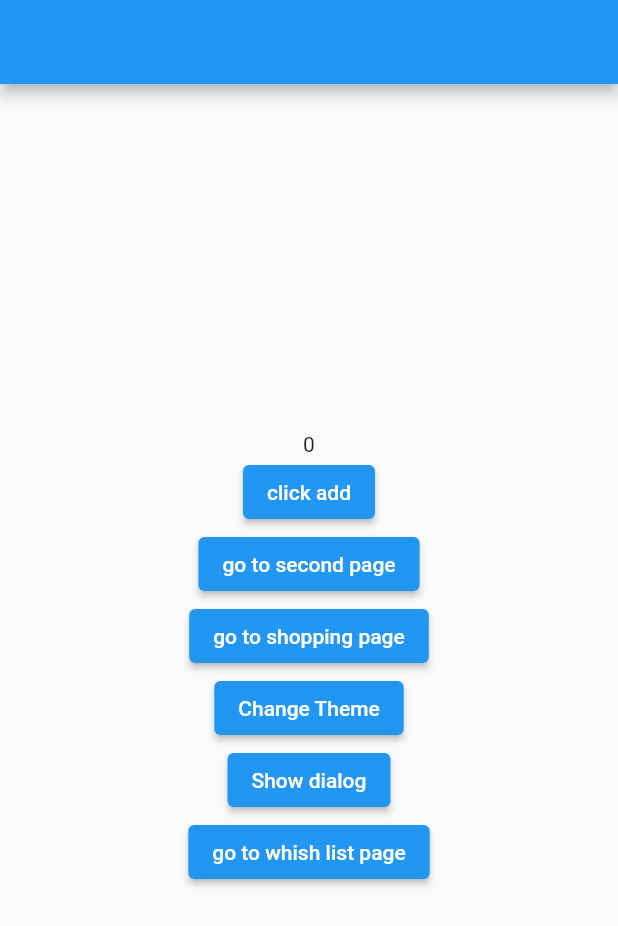
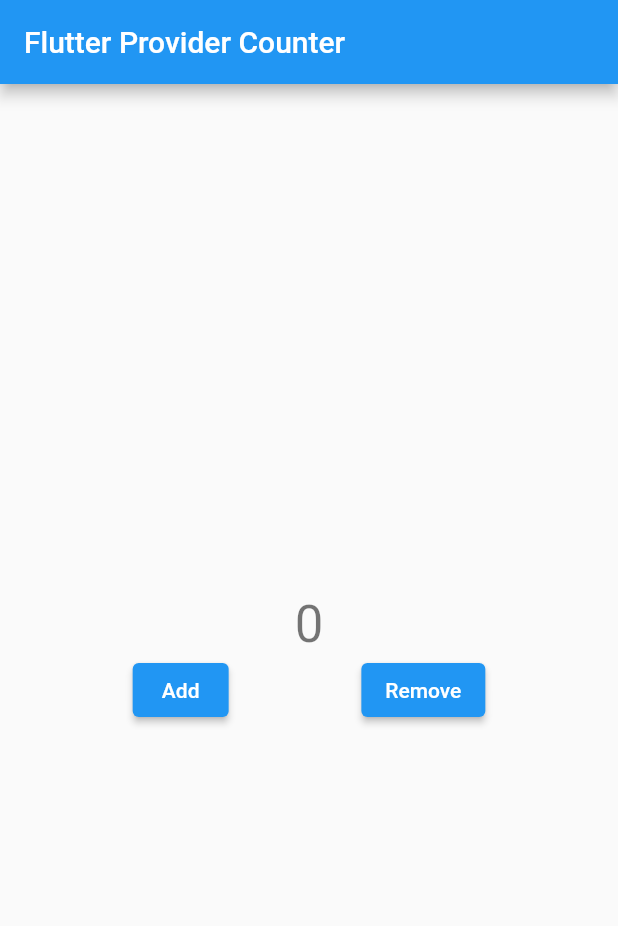
Before and after one commit to S-EmreCat/state-management-ex, a Flutter app: the screen it shows after launch, on a phone screen of 412 x 824 dp. Shown: the top 926 px of the screen. Run offline on Flutter 3.47's test engine with Material 2 defaults, Android fonts, the phone set to English and light mode, and no system bars; our stand-ins replace get.

Commit message:
provider simple count

```diff
--- a/lib/main.dart
+++ b/lib/main.dart
@@ -1,55 +1,16 @@
 import 'package:flutter/material.dart';
-import 'package:get/get.dart';
-import 'package:statemanagement/getx/bindings/shopping_binding.dart';
-import 'package:statemanagement/getx/bindings/wishlist_binding.dart';
-import 'package:statemanagement/getx/pages/getx_wishlist.dart';
-
-import 'getx/bindings/getx_page2_binding.dart';
-import 'getx/pages/getx_home.dart';
-import 'getx/bindings/getx_home_binding.dart';
-import 'getx/pages/getx_page2.dart';
-import 'getx/pages/getx_shopping_page.dart';
-import 'getx/pages/getx_wishlist_screen.dart';
+import 'package:statemanagement/provider/counter/counter_app.dart';
 
 void main() => runApp(const MyApp());
 
 class MyApp extends StatelessWidget {
-  const MyApp({Key? key}) : super(key: key);
+  const MyApp({super.key});
 
   @override
   Widget build(BuildContext context) {
-    return GetMaterialApp(
-      debugShowCheckedModeBanner: false,
-      initialRoute: "/",
-      initialBinding: MyGetxHomeBinding(),
-      home: GetxHome(),
-      getPages: [
-        GetPage(
-          name: "/",
-          page: () => GetxHome(),
-          binding: MyGetxHomeBinding(),
-        ),
-        GetPage(
-          name: "/second",
-          page: () => const GetxPage2(),
-          binding: MyGetxPage2Binding(),
-        ),
-        GetPage(
-          name: "/shopping",
-          page: () => const ShoppingItem(),
-          binding: ShoppingBinding(),
-        ),
-        GetPage(
-          name: "/wishlist",
-          page: () => WishListPage(),
-          binding: WishListBinding(),
-        ),
-        GetPage(
-          name: "/wishlistscreen",
-          page: () => WishListScreen(),
-          binding: WishListBinding(),
-        ),
-      ],
+    return const MaterialApp(
+      title: 'Material App',
+      home: CounterProviderView(),
     );
   }
 }
--- /dev/null
+++ b/lib/provider/counter/counter_app.dart
@@ -0,0 +1,53 @@
+import 'package:flutter/material.dart';
+import 'package:provider/provider.dart';
+import 'package:statemanagement/provider/counter/provider_model.dart';
+
+class CounterProviderView extends StatelessWidget {
+  const CounterProviderView({super.key});
+
+  @override
+  Widget build(BuildContext context) {
+    return ChangeNotifierProvider<CounterNotifier>(
+      create: (context) => CounterNotifier(),
+      child: Scaffold(
+        appBar: AppBar(
+          title: const Text("Flutter Provider Counter"),
+        ),
+        body: Center(
+          child: Column(
+            mainAxisAlignment: MainAxisAlignment.center,
+            children: [
+              Consumer<CounterNotifier>(
+                builder: (context, value, child) => Text(
+                  '${value.counter}',
+                  style: Theme.of(context).textTheme.headline4,
+                ),
+              ),
+              Row(
+                mainAxisAlignment: MainAxisAlignment.spaceEvenly,
+                children: [
+                  Consumer<CounterNotifier>(
+                    builder: (context, value, child) => ElevatedButton(
+                      onPressed: () {
+                        value.add();
+                      },
+                      child: const Text("Add"),
+                    ),
+                  ),
+                  Consumer<CounterNotifier>(
+                    builder: (context, value, child) => ElevatedButton(
+                      onPressed: () {
+                        value.remove();
+                      },
+                      child: const Text("Remove"),
+                    ),
+                  ),
+                ],
+              ),
+            ],
+          ),
+        ),
+      ),
+    );
+  }
+}
--- /dev/null
+++ b/lib/provider/counter/provider_model.dart
@@ -0,0 +1,15 @@
+import 'package:flutter/material.dart';
+
+class CounterNotifier with ChangeNotifier {
+  int counter = 0;
+
+  void add() {
+    counter += 1;
+    notifyListeners();
+  }
+
+  void remove() {
+    counter -= 1;
+    notifyListeners();
+  }
+}
--- a/pubspec.yaml
+++ b/pubspec.yaml
@@ -34,7 +34,9 @@ dependencies:
   # The following adds the Cupertino Icons font to your application.
   # Use with the CupertinoIcons class for iOS style icons.
   cupertino_icons: ^1.0.2
+  # state
   get: ^4.6.5
+  provider: ^6.0.3
 
 dev_dependencies:
   flutter_test:
```
Also changed, not shown: pubspec.lock.
